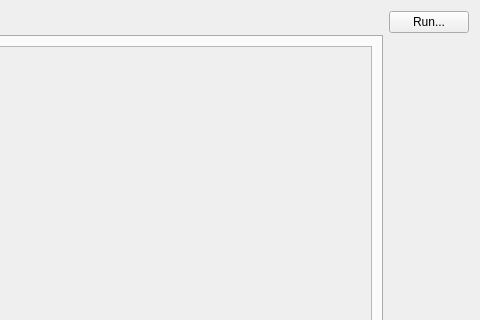
Old version of the form src/workbench/analysisform.ui in the repository hkroeger/insightcae; both pictures show x 342 to 822 and y 0 to 320 of the 822 by 454 pixel window.
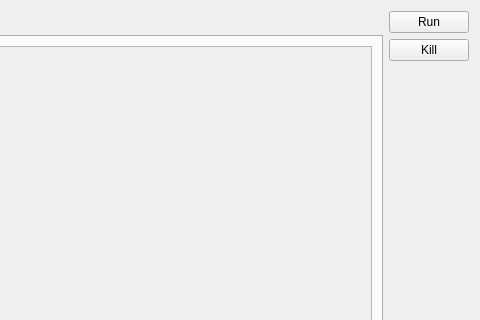
New version of the form. The open tabs and pages were chosen to show the change.

Commit message: graph. progress display and analysis kill btn

What changed in the file:
```diff
--- a/src/workbench/analysisform.ui
+++ b/src/workbench/analysisform.ui
@@ -83,7 +83,14 @@
      <item>
       <widget class="QPushButton" name="runBtn">
        <property name="text">
-        <string>Run...</string>
+        <string>Run</string>
+       </property>
+      </widget>
+     </item>
+     <item>
+      <widget class="QPushButton" name="killBtn">
+       <property name="text">
+        <string>Kill</string>
        </property>
       </widget>
      </item>
```
Left out of the diff: 8 changed lines with no effect on the pictures. The commit also changes 12 other files.
